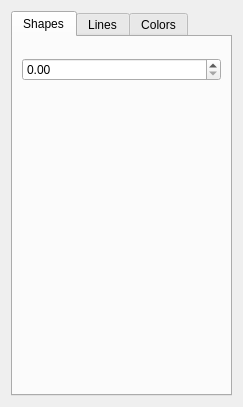
Above: plugins/generators/multigridpattern/wdgmultigridpatternoptions.ui from KDE/krita before the change. Below: the same form after it.
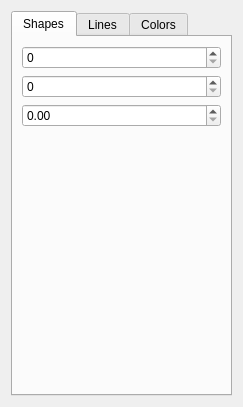
That is the form after the change. Custom widgets are drawn as their Qt base class.

Commit message:
ui: Fix Designer not rendering KisSliderSpinBox as QSpinBox
Part-of: <https://invent.kde.org/graphics/krita/-/merge_requests/1742>

```diff
--- a/plugins/generators/multigridpattern/wdgmultigridpatternoptions.ui
+++ b/plugins/generators/multigridpattern/wdgmultigridpatternoptions.ui
@@ -184,7 +184,7 @@
   </customwidget>
   <customwidget>
    <class>KisSliderSpinBox</class>
-   <extends>QWidget</extends>
+   <extends>QSpinBox</extends>
    <header location="global">kis_slider_spin_box.h</header>
    <container>1</container>
   </customwidget>
```
The commit also changes 45 other files.
